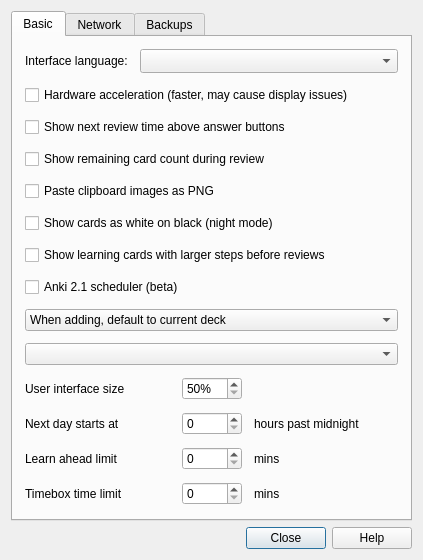
Qt form qt/designer/preferences.ui (ankitects/anki) before a commit.
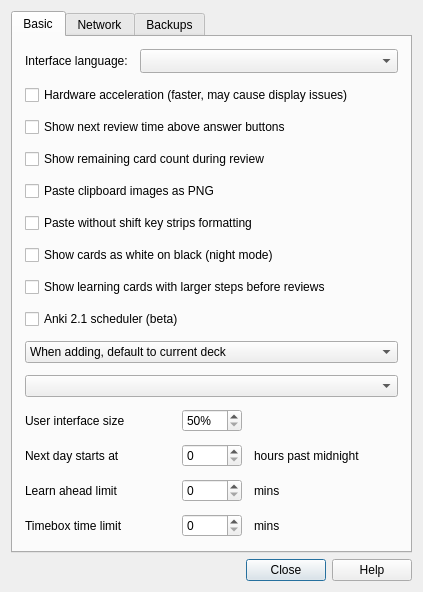
The same form after that commit.

Commit message: option to invert paste handling in prefs

Patch:
```diff
--- a/qt/designer/preferences.ui
+++ b/qt/designer/preferences.ui
@@ -94,6 +94,13 @@
          </property>
         </widget>
        </item>
+       <item>
+        <widget class="QCheckBox" name="pasteInvert">
+         <property name="text">
+          <string>Paste without shift key strips formatting</string>
+         </property>
+        </widget>
+       </item>
        <item>
         <widget class="QCheckBox" name="nightMode">
          <property name="text">
```
Left out of the diff: 1 changed line with no effect on the pictures. The commit also changes 2 other files.
